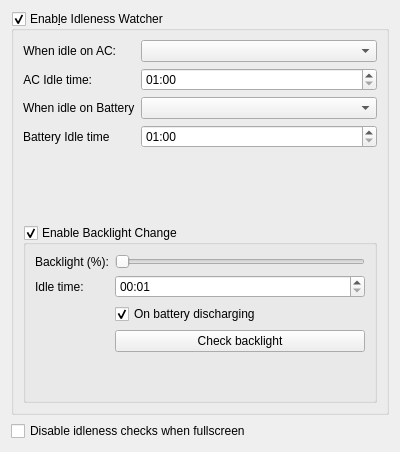
This is config/idlenesswatchersettings.ui in lxqt/lxqt-powermanagement as Qt 5 draws it before an edit. The edited form follows.
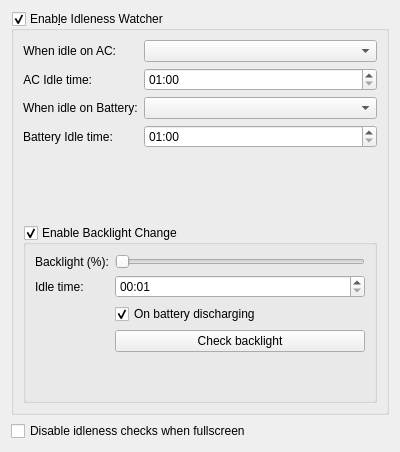
This is the edited form.

The edit to the form file:
```diff
--- a/config/idlenesswatchersettings.ui
+++ b/config/idlenesswatchersettings.ui
@@ -80,14 +80,14 @@
         <item row="2" column="0">
          <widget class="QLabel" name="idleTimeBatteryLabel">
           <property name="text">
-           <string>When idle on Battery</string>
+           <string>When idle on Battery:</string>
           </property>
          </widget>
         </item>
         <item row="3" column="0">
          <widget class="QLabel" name="idleBatteryActionLabel">
           <property name="text">
-           <string>Battery Idle time</string>
+           <string>Battery Idle time:</string>
           </property>
          </widget>
         </item>
```
